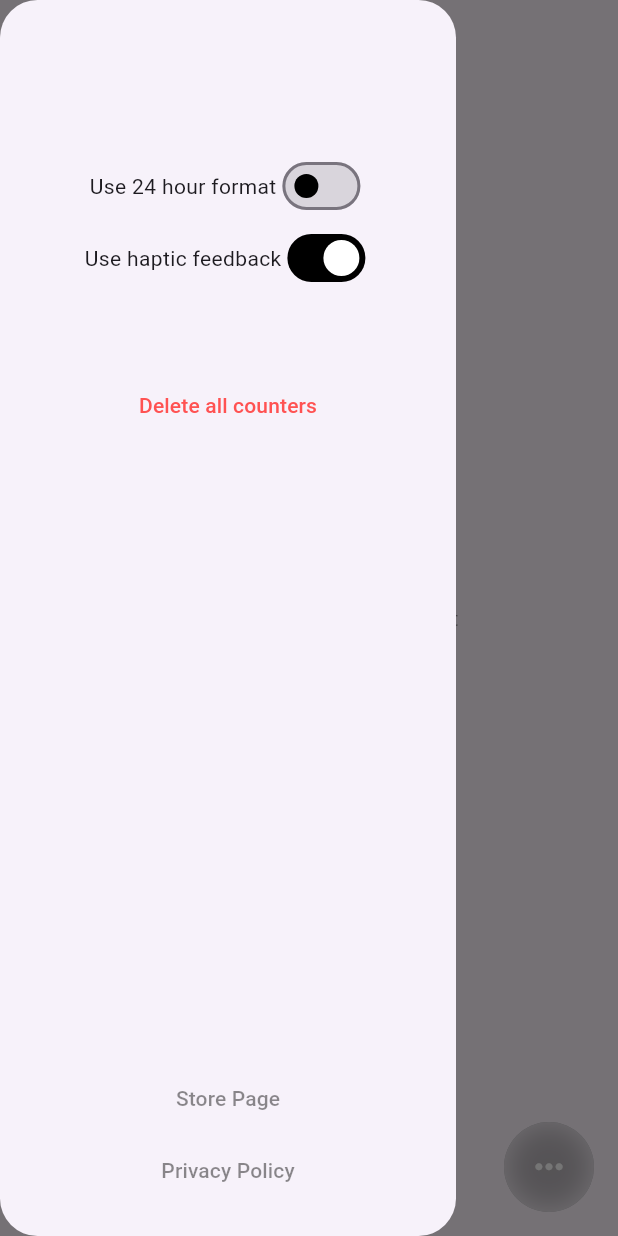
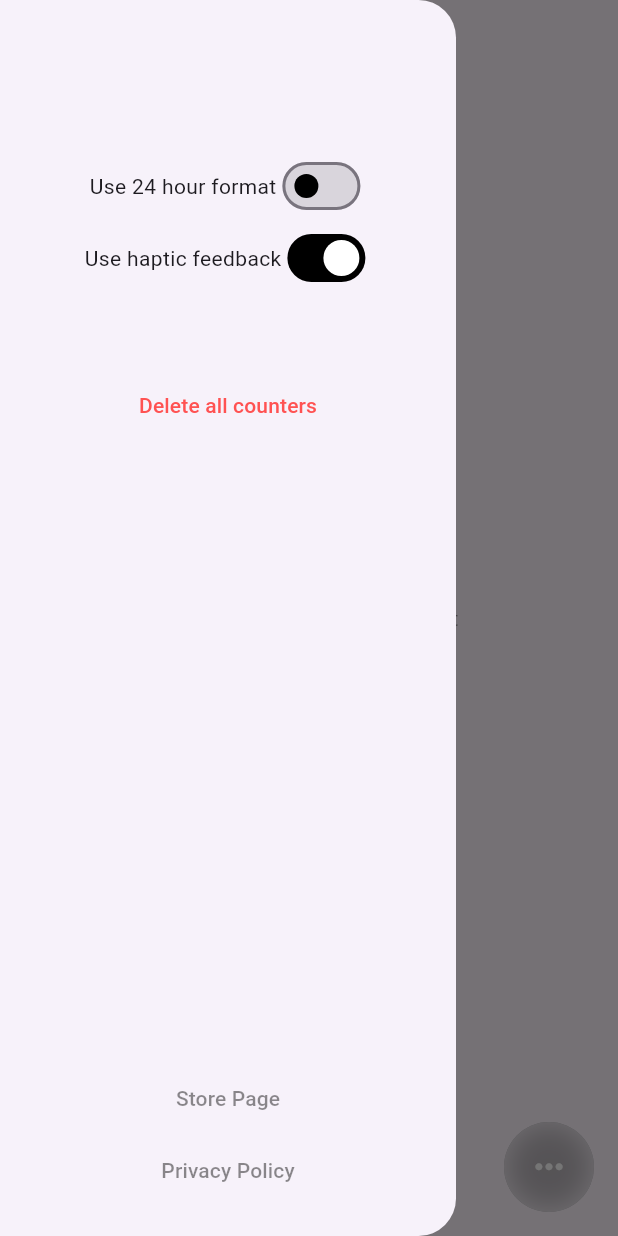
Before and after one commit to kutay-dev/till, a Flutter app: the screen it shows after launch, with the side drawer open, on a phone screen of 412 x 824 dp. Run offline on Flutter 3.47's test engine with Material 2 defaults, Android fonts, the light colour scheme and no system bars; our stand-ins replace fluttertoast, get_storage, image_picker, percent_indicator.

Commit message:
fix drawer corners

```diff
--- a/lib/main.dart
+++ b/lib/main.dart
@@ -489,8 +489,11 @@ class _MainState extends State<Main> {
     return Scaffold(
       resizeToAvoidBottomInset: false,
       drawer: Drawer(
-        shape: RoundedRectangleBorder(
-          borderRadius: BorderRadius.circular(25),
+        shape: const RoundedRectangleBorder(
+          borderRadius: BorderRadius.only(
+            topRight: Radius.circular(25),
+            bottomRight: Radius.circular(25),
+          ),
         ),
         child: Stack(
           alignment: Alignment.center,
```
